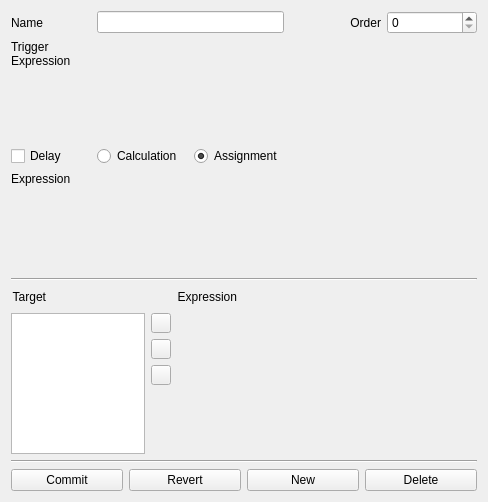
Before: the Qt Designer form copasi/UI/CQEventWidget1.ui in copasi/COPASI, drawn with Qt 5.
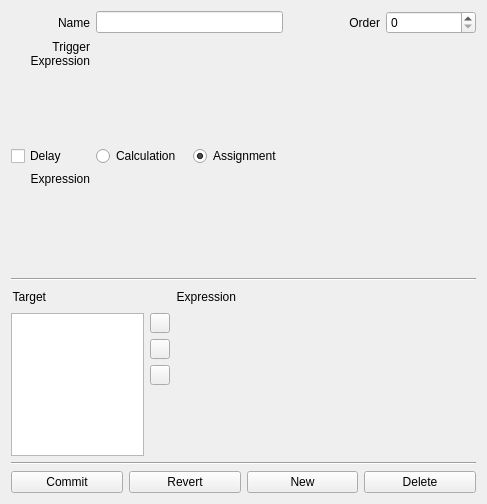
After: the same form once the commit is applied. The open tabs and pages were chosen to show the change. Icons and pictures are not drawn. Custom widgets are drawn as their Qt base class.

Commit message: Fixed problem of missing icons in the event detail widget.

```diff
--- a/copasi/UI/CQEventWidget1.ui
+++ b/copasi/UI/CQEventWidget1.ui
@@ -15,13 +15,13 @@
 
  <comment> All rights reserved. </comment>
  <class>CQEventWidget1</class>
- <widget class="CopasiWidget" name="CQEventWidget1">
-  <property name="geometry">
+ <widget class="CopasiWidget" name="CQEventWidget1" >
+  <property name="geometry" >
    <rect>
     <x>0</x>
     <y>0</y>
-    <width>488</width>
-    <height>502</height>
+    <width>487</width>
+    <height>504</height>
    </rect>
   </property>
   <property name="sizePolicy">
@@ -47,8 +47,8 @@
        <property name="text">
         <string>Name</string>
        </property>
-       <property name="alignment">
-        <set>Qt::AlignLeading|Qt::AlignLeft|Qt::AlignVCenter</set>
+       <property name="alignment" >
+        <set>Qt::AlignRight|Qt::AlignTrailing|Qt::AlignVCenter</set>
        </property>
        <property name="wordWrap">
         <bool>false</bool>
@@ -91,8 +91,8 @@
        <property name="text">
         <string>Trigger Expression</string>
        </property>
-       <property name="alignment">
-        <set>Qt::AlignLeading|Qt::AlignLeft|Qt::AlignTop</set>
+       <property name="alignment" >
+        <set>Qt::AlignRight|Qt::AlignTop|Qt::AlignTrailing</set>
        </property>
        <property name="wordWrap">
         <bool>true</bool>
@@ -149,8 +149,8 @@
        <property name="text">
         <string>Expression</string>
        </property>
-       <property name="alignment">
-        <set>Qt::AlignLeading|Qt::AlignLeft|Qt::AlignTop</set>
+       <property name="alignment" >
+        <set>Qt::AlignRight|Qt::AlignTop|Qt::AlignTrailing</set>
        </property>
        <property name="wordWrap">
         <bool>false</bool>
@@ -401,7 +401,7 @@
    </item>
   </layout>
  </widget>
- <layoutdefault spacing="6" margin="11"/>
+ <layoutdefault spacing="6" margin="11" />
  <customwidgets>
   <customwidget>
    <class>CopasiWidget</class>
```
Left out of the diff: 308 changed lines with no effect on the pictures. The commit also changes 4 other files.
